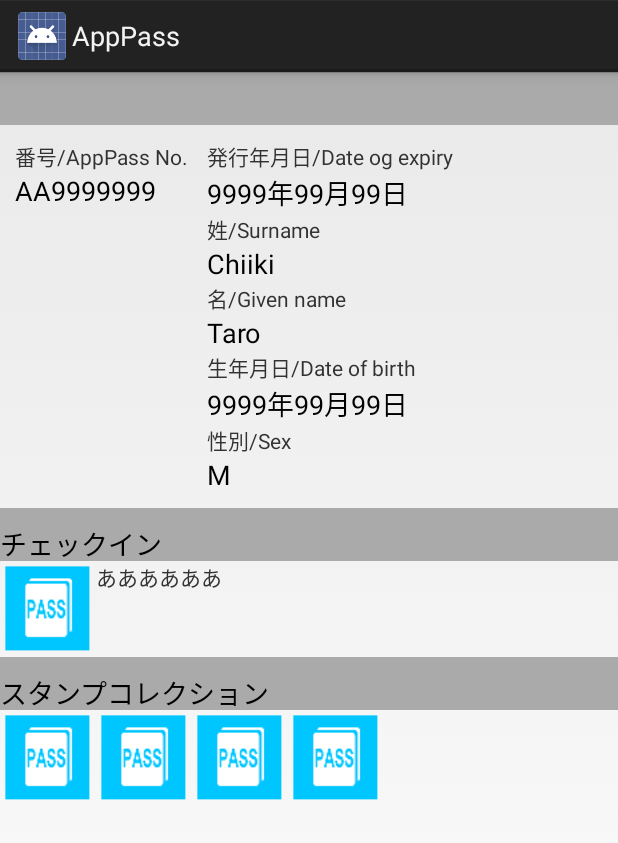
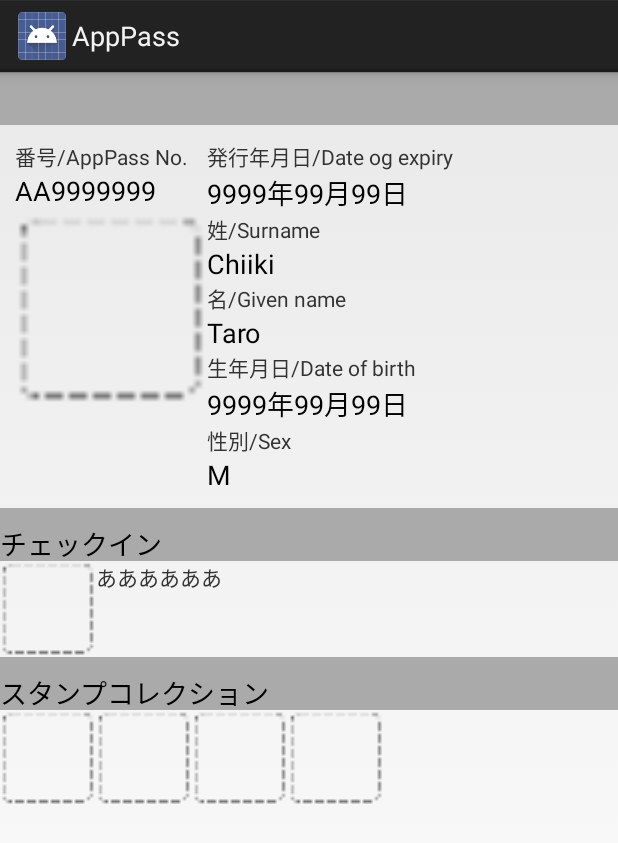
Before and after one commit to tech-chk/AppPass, an Android app: the fragment MyPassFragment shown on its own in the app's theme, on a phone screen of 412 x 824 dp. Shown: the top 843 px of the screen. Run offline under Robolectric (Android 15) with nearby library versions, the phone set to English and light mode, and no system bars; our stand-ins replace Volley; network calls fail.

Commit message:
AppPassコミット

```diff
--- a/app/src/main/res/layout/fragment_mypass.xml
+++ b/app/src/main/res/layout/fragment_mypass.xml
@@ -78,7 +78,8 @@
             <ImageView
                 android:id="@+id/imagePerson"
                 android:layout_width="128dp"
-                android:layout_height="128dp" />
+                android:layout_height="128dp"
+                android:src="@drawable/notstamp" />
 
             <LinearLayout
                 android:layout_width="wrap_content"
@@ -171,7 +172,7 @@
                 android:layout_width="64dp"
                 android:layout_height="64dp"
                 android:id="@+id/imageView9"
-                android:src="@drawable/ic_launcher" />
+                android:src="@drawable/notstamp" />
 
             <LinearLayout
                 android:orientation="horizontal"
@@ -214,25 +215,25 @@
             android:layout_width="64dp"
             android:layout_height="64dp"
             android:id="@+id/imageView2"
-            android:src="@drawable/ic_launcher" />
+            android:src="@drawable/notstamp" />
 
         <ImageView
             android:layout_width="64dp"
             android:layout_height="64dp"
             android:id="@+id/imageView3"
-            android:src="@drawable/ic_launcher" />
+            android:src="@drawable/notstamp" />
 
         <ImageView
             android:layout_width="64dp"
             android:layout_height="64dp"
             android:id="@+id/imageView4"
-            android:src="@drawable/ic_launcher" />
+            android:src="@drawable/notstamp" />
 
         <ImageView
             android:layout_width="64dp"
             android:layout_height="64dp"
             android:id="@+id/imageView5"
-            android:src="@drawable/ic_launcher" />
+            android:src="@drawable/notstamp" />
     </LinearLayout>
 
 </LinearLayout>
```
